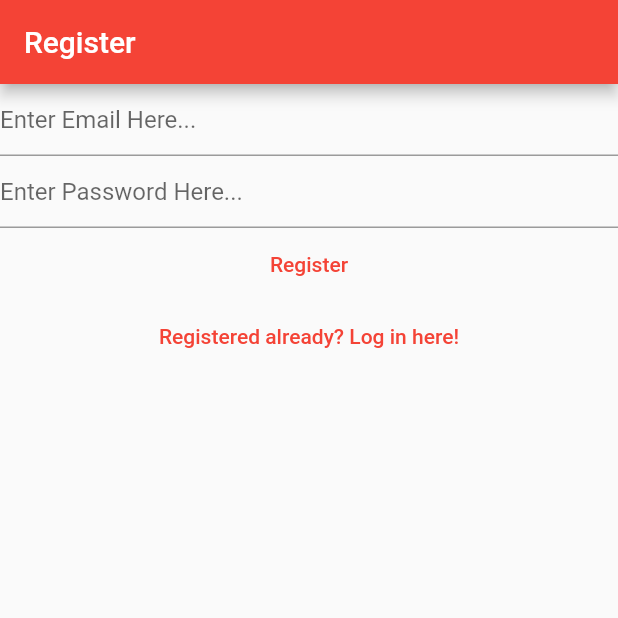
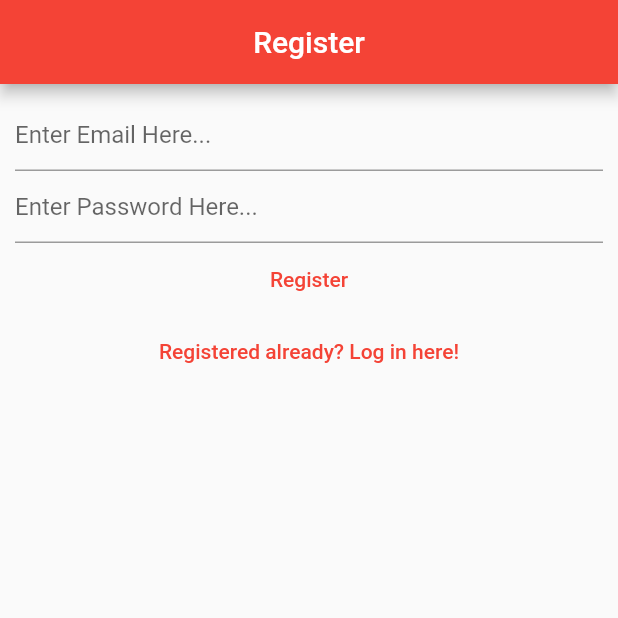
Before and after one commit to wgriffey/notes-app-flutter, a Flutter app: the screen it shows after launch, after a tap on "Not registered yet? Register here!", on a phone screen of 412 x 824 dp, the top half of it. Run offline on Flutter 3.47's test engine with Material 2 defaults, Android fonts, the phone set to English and light mode, and no system bars; our stand-ins replace bloc, cloud_firestore, equatable, firebase_auth, firebase_core, flutter_bloc and 2 more; accounts and stored records are empty; network calls fail.

Commit message:
Added Forgot Password functionality and some clean up

```diff
--- a/lib/main.dart
+++ b/lib/main.dart
@@ -5,6 +5,7 @@
 import 'package:practiceapp/services/auth/bloc/auth_event.dart';
 import 'package:practiceapp/services/auth/bloc/auth_state.dart';
 import 'package:practiceapp/services/auth/firebase_auth_provider.dart';
+import 'package:practiceapp/views/forgot_password_view.dart';
 import 'constants/routes.dart';
 import 'views/login_view.dart';
 import 'views/notes/create_update_note_view.dart';
@@ -18,8 +19,7 @@
     MaterialApp(
         title: 'Flutter Demo',
         theme: ThemeData(
-          colorScheme: ColorScheme.fromSwatch(primarySwatch: Colors.red)
-        ),
+            colorScheme: ColorScheme.fromSwatch(primarySwatch: Colors.red)),
         home: BlocProvider<AuthBloc>(
             create: (context) => AuthBloc(FirebaseAuthProvider()),
             child: const HomePage()),
@@ -36,11 +36,12 @@
   Widget build(BuildContext context) {
     context.read<AuthBloc>().add(const AuthEventInitialize());
     return BlocConsumer<AuthBloc, AuthState>(
-      listener:(context, state) {
-        if (state.isLoading){
-          LoadingScreen().show(context: context, text: state.loadingText ?? 'Please wait a moment');
-        }
-        else{
+      listener: (context, state) {
+        if (state.isLoading) {
+          LoadingScreen().show(
+              context: context,
+              text: state.loadingText ?? 'Please wait a moment');
+        } else {
           LoadingScreen().hide();
         }
       },
@@ -51,8 +52,10 @@
           return const VerifyEmailView();
         } else if (state is AuthStateLoggedOut) {
           return const LoginView();
-        }else if (state is AuthStateRegistering){
+        } else if (state is AuthStateRegistering) {
           return const RegisterView();
+        } else if (state is AuthStateForgotPassword) {
+          return const ForgotPasswordView();
         } else {
           return const Scaffold(
             body: CircularProgressIndicator(),
--- a/lib/services/auth/auth_exceptions.dart
+++ b/lib/services/auth/auth_exceptions.dart
@@ -1,26 +1,16 @@
 //Login Exceptions
-class InvalidLoginCredentialsException implements Exception{
-
-}
+class InvalidLoginCredentialsException implements Exception {}
 
 //Register Exceptions
-class EmailAlreadyInUseException implements Exception{
+class EmailAlreadyInUseException implements Exception {}
 
-}
+class WeakPasswordException implements Exception {}
 
-class WeakPasswordException implements Exception{
-
-}
-
-class InvalidEmailException implements Exception{
-
-}
+class InvalidEmailException implements Exception {}
 
 //Generic Exceptions
-class GenericAuthException implements Exception{
+class GenericAuthException implements Exception {}
 
-}
+class UserNotFoundException implements Exception {}
 
-class UserNotLoggedInException implements Exception{
-
-}
+class UserNotLoggedInException implements Exception {}
--- a/lib/services/auth/auth_provider.dart
+++ b/lib/services/auth/auth_provider.dart
@@ -13,4 +13,5 @@
   });
   Future<void> logOut();
   Future<void> sendEmailVerification();
+  Future<void> sendPasswordReset({required String toEmail});
 }
--- a/lib/services/auth/auth_service.dart
+++ b/lib/services/auth/auth_service.dart
@@ -40,4 +40,7 @@
 
   @override
   Future<void> sendEmailVerification() => provider.sendEmailVerification();
+
+  @override
+  Future<void> sendPasswordReset({required String toEmail}) => provider.sendPasswordReset(toEmail: toEmail);
 }
--- a/lib/services/auth/bloc/auth_event.dart
+++ b/lib/services/auth/bloc/auth_event.dart
@@ -33,3 +33,9 @@
 class AuthEventShouldRegister extends AuthEvent {
   const AuthEventShouldRegister();
 }
+
+class AuthEventForgotPassword extends AuthEvent {
+  final String? email;
+
+  const AuthEventForgotPassword({this.email});
+}
--- a/lib/services/auth/bloc/auth_state.dart
+++ b/lib/services/auth/bloc/auth_state.dart
@@ -44,3 +44,13 @@
   @override
   List<Object?> get props => [exception, isLoading];
 }
+
+class AuthStateForgotPassword extends AuthState {
+  final Exception? exception;
+  final bool hasSentEmail;
+  const AuthStateForgotPassword({
+    required this.exception,
+    required this.hasSentEmail,
+    required bool isLoading,
+  }) : super(isLoading: isLoading);
+}
--- a/lib/views/login_view.dart
+++ b/lib/views/login_view.dart
@@ -44,8 +44,10 @@
         }
       },
       child: Scaffold(
-        appBar: AppBar(title: const Text('Log In')),
-        body: Column(
+        appBar: AppBar(title: const Center(child: Text('Log In'))),
+        body: Padding(
+          padding: const EdgeInsets.all(10.0),
+          child: Column(
             children: [
               TextField(
                 controller: _email,
@@ -84,7 +86,15 @@
                         );
                   },
                   child: const Text('Not registered yet? Register here!')),
+              TextButton(
+                  onPressed: () {
+                    context.read<AuthBloc>().add(
+                          const AuthEventForgotPassword(),
+                        );
+                  },
+                  child: const Text('Forgot Password')),
             ],
+          ),
         ),
       ),
     );
--- a/lib/views/register_view.dart
+++ b/lib/views/register_view.dart
@@ -51,8 +51,12 @@
         }
       },
       child: Scaffold(
-        appBar: AppBar(title: const Text('Register')),
-        body: Column(
+        appBar: AppBar(title: const Center(child: Text('Register'))),
+        body: Padding(
+          padding: const EdgeInsets.all(10.0),
+          child: Column(
+
+            crossAxisAlignment: CrossAxisAlignment.center,
             children: [
               TextField(
                 controller: _email,
@@ -88,6 +92,7 @@
             ],
           ),
         ),
+      ),
     );
   }
 }
```
Also changed, not shown: lib/services/auth/bloc/auth_bloc.dart (+27 -0 lines), lib/services/auth/firebase_auth_provider.dart (+15 -0 lines), lib/utilities/dialogs/password_reset_email_sent_dialog.dart (added, +14 -0 lines), lib/views/forgot_password_view.dart (added, +82 -0 lines), 1 other file. Lines whose indentation alone changed are shown as unchanged.
